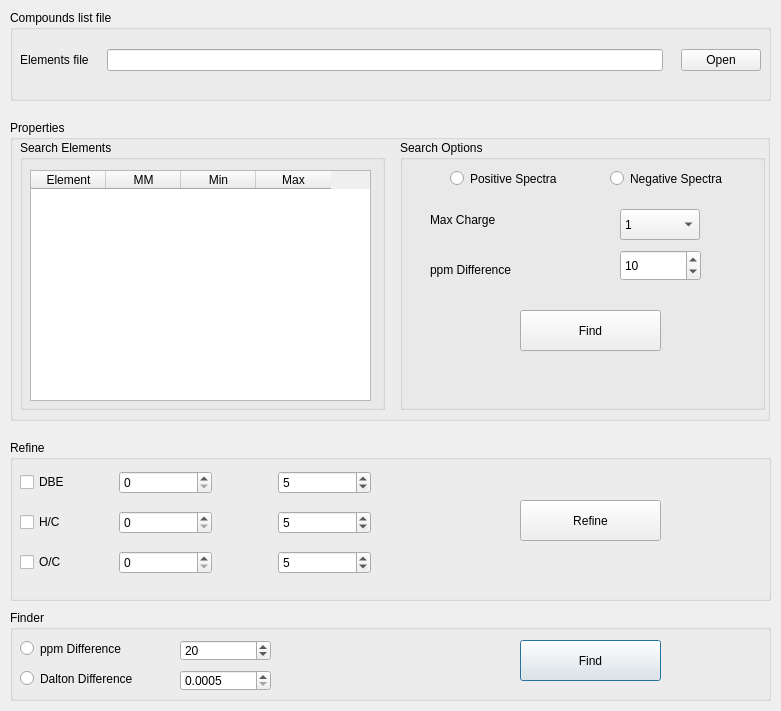
Above: Dialog_FormulaFinder.ui from danielefil/MCircus_GUI before the change. Below: the same form after it.
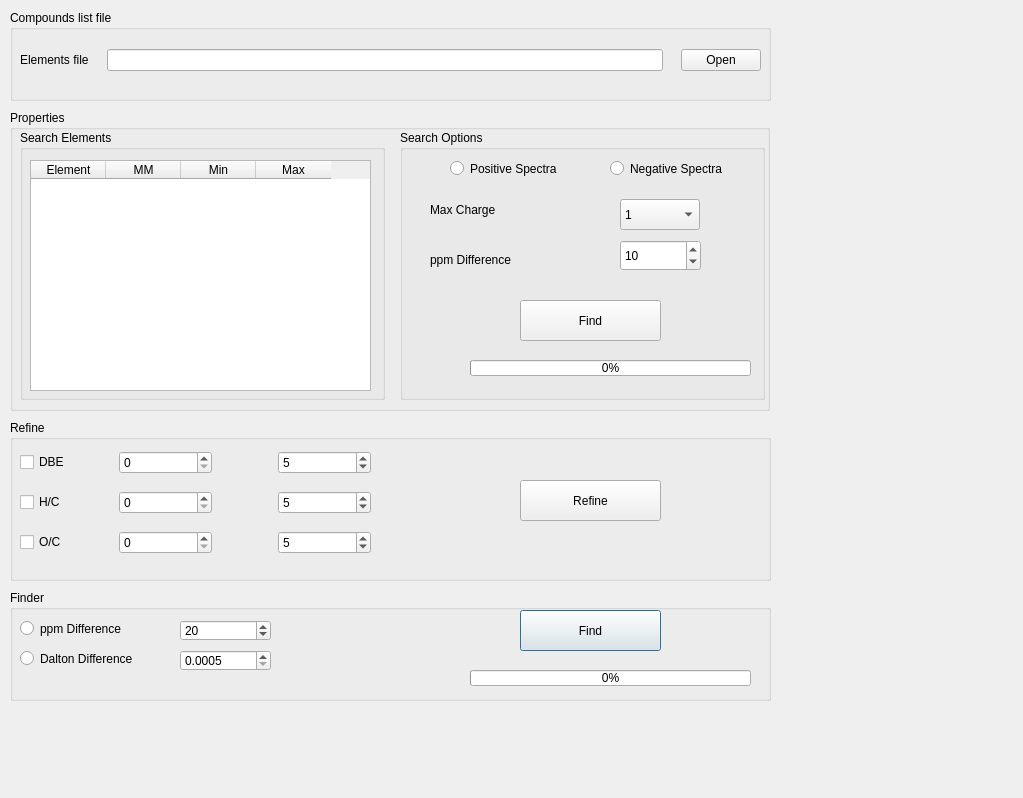
That is the form after the change.

```diff
--- a/Dialog_FormulaFinder.ui
+++ b/Dialog_FormulaFinder.ui
@@ -6,8 +6,8 @@
    <rect>
     <x>0</x>
     <y>0</y>
-    <width>781</width>
-    <height>711</height>
+    <width>1023</width>
+    <height>798</height>
    </rect>
   </property>
   <property name="windowTitle">
@@ -17,9 +17,9 @@
    <property name="geometry">
     <rect>
      <x>10</x>
-     <y>610</y>
+     <y>590</y>
      <width>761</width>
-     <height>91</height>
+     <height>111</height>
     </rect>
    </property>
    <property name="title">
@@ -29,7 +29,7 @@
     <property name="geometry">
      <rect>
       <x>510</x>
-      <y>30</y>
+      <y>20</y>
       <width>141</width>
       <height>41</height>
      </rect>
@@ -96,12 +96,25 @@
      <string>Dalton Difference</string>
     </property>
    </widget>
+   <widget class="QProgressBar" name="IsoFinder_PBar">
+    <property name="geometry">
+     <rect>
+      <x>460</x>
+      <y>80</y>
+      <width>281</width>
+      <height>16</height>
+     </rect>
+    </property>
+    <property name="value">
+     <number>0</number>
+    </property>
+   </widget>
   </widget>
   <widget class="QGroupBox" name="groupBox_2">
    <property name="geometry">
     <rect>
      <x>10</x>
-     <y>120</y>
+     <y>110</y>
      <width>760</width>
      <height>301</height>
     </rect>
@@ -269,6 +282,19 @@
       <set>Qt::AlignCenter</set>
      </property>
     </widget>
+    <widget class="QProgressBar" name="ElFinder_PBar">
+     <property name="geometry">
+      <rect>
+       <x>70</x>
+       <y>230</y>
+       <width>281</width>
+       <height>16</height>
+      </rect>
+     </property>
+     <property name="value">
+      <number>0</number>
+     </property>
+    </widget>
    </widget>
    <widget class="QGroupBox" name="groupBox_4">
     <property name="geometry">
@@ -390,7 +416,7 @@
    <property name="geometry">
     <rect>
      <x>10</x>
-     <y>440</y>
+     <y>420</y>
      <width>761</width>
      <height>161</height>
     </rect>
```
